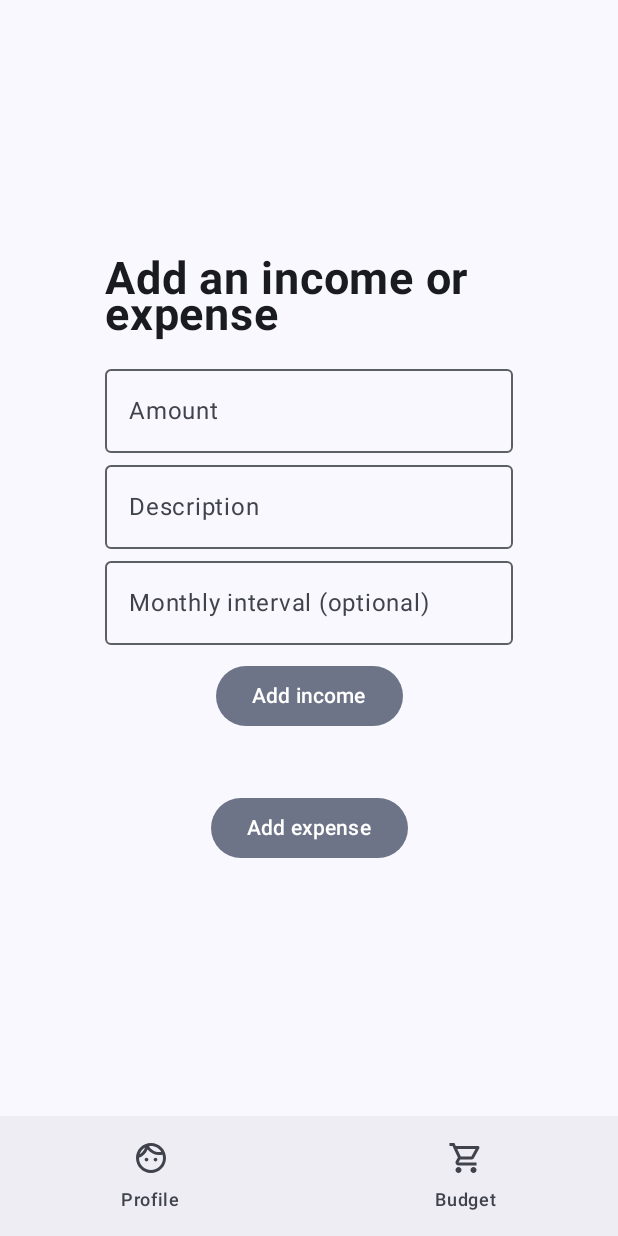
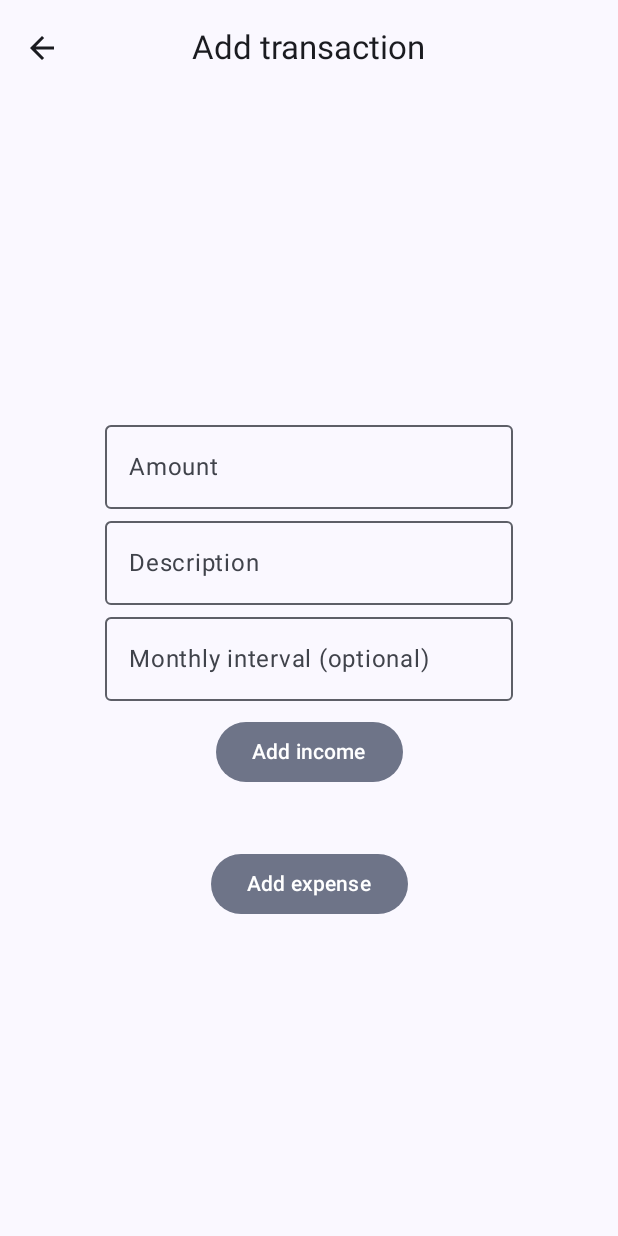
Before and after one commit to EP1210/Budget_Fox, an Android app built with Jetpack Compose: the TransactionScreen screen opened through its navigation route, on a phone screen of 412 x 824 dp. Run offline under Robolectric (Android 15) with nearby library versions, the phone set to English and light mode, and no system bars; our stand-ins replace Firebase (no records; nobody signed in at launch, a user with empty details on screens opened directly).

Commit message:
Added top app bar Refactored TransactionListScreen and TransactionScreen
Co-authored-by: EP1210 <erik.pfandler@stud.fh-campuswien.ac.at>

```diff
--- a/app/src/main/java/at/ac/fhcampuswien/budget_fox/models/Transaction.kt
+++ b/app/src/main/java/at/ac/fhcampuswien/budget_fox/models/Transaction.kt
@@ -6,5 +6,5 @@ data class Transaction(
     val uuid: String = "",
     val amount: Double = 0.0,
     val description: String = "",
-    val period: Period? = null // made period nullable to enable non periodical incomes
+    //val period: Period? = null // made period nullable to enable non periodical incomes //TODO: Period
 )
--- a/app/src/main/java/at/ac/fhcampuswien/budget_fox/navigation/Navigation.kt
+++ b/app/src/main/java/at/ac/fhcampuswien/budget_fox/navigation/Navigation.kt
@@ -49,7 +49,6 @@ fun Navigation() {
         composable(route = Screen.Transaction.route) {
             TransactionScreen(
                 navigationController = navigationController,
-                route = Screen.Transaction.route,
                 viewModel = userViewModel
             )
         }
--- a/app/src/main/java/at/ac/fhcampuswien/budget_fox/screens/TransactionScreen.kt
+++ b/app/src/main/java/at/ac/fhcampuswien/budget_fox/screens/TransactionScreen.kt
@@ -4,6 +4,10 @@ import androidx.compose.foundation.layout.Arrangement
 import androidx.compose.foundation.layout.Column
 import androidx.compose.foundation.layout.fillMaxSize
 import androidx.compose.foundation.layout.padding
+import androidx.compose.material.icons.Icons
+import androidx.compose.material.icons.automirrored.filled.ArrowBack
+import androidx.compose.material3.Icon
+import androidx.compose.material3.IconButton
 import androidx.compose.material3.Scaffold
 import androidx.compose.runtime.Composable
 import androidx.compose.ui.Alignment
@@ -18,6 +22,7 @@ import at.ac.fhcampuswien.budget_fox.widgets.SimpleButton
 import at.ac.fhcampuswien.budget_fox.widgets.SimpleField
 import at.ac.fhcampuswien.budget_fox.widgets.SimpleNumberField
 import at.ac.fhcampuswien.budget_fox.widgets.SimpleTitle
+import at.ac.fhcampuswien.budget_fox.widgets.SimpleTopAppBar
 import com.google.firebase.Firebase
 import com.google.firebase.auth.auth
 import java.time.Period
@@ -25,19 +30,18 @@ import java.time.Period
 @Composable
 fun TransactionScreen(
     navigationController: NavController,
-    route: String,
     viewModel: UserViewModel
 ) {
-    val userRepository = UserRepository()
-    val firebaseUser = Firebase.auth.currentUser
-
-
     Scaffold(
-        bottomBar = {
-            SimpleBottomNavigationBar(
-                navigationController = navigationController,
-                currentRoute = route
-            )
+        topBar = {
+            SimpleTopAppBar(title = "Add transaction") {
+                IconButton(onClick = { navigationController.popBackStack() }) {
+                    Icon(
+                        imageVector = Icons.AutoMirrored.Filled.ArrowBack,
+                        contentDescription = "Localized description"
+                    )
+                }
+            }
         }
     ) {
         Column(
@@ -48,10 +52,6 @@ fun TransactionScreen(
                 .padding(paddingValues = it)
                 .padding(horizontal = 70.dp)
         ) {
-            SimpleTitle(
-                title = "Add an income or expense"
-            )
-
             SimpleNumberField(
                 title = "Amount"
             ) { amount ->
--- a/app/src/main/java/at/ac/fhcampuswien/budget_fox/view_models/UserViewModel.kt
+++ b/app/src/main/java/at/ac/fhcampuswien/budget_fox/view_models/UserViewModel.kt
@@ -68,10 +68,10 @@ class UserViewModel : ViewModel() {
                 uuid = UUID.randomUUID().toString(),
                 amount = transactionAmount,
                 description = transactionDescription,
-                period = when {
+                /*period = when {
                     monthlyInterval.isNotBlank() -> Period.ofMonths(monthlyInterval.toInt())
                     else -> null
-                }
+                }*/ //TODO: Period
             )
             userRepository.insertTransaction(transaction = transaction, userId = firebaseUser.uid, onSuccess = {
                 user?.addTransaction(transaction)
--- /dev/null
+++ b/app/src/main/java/at/ac/fhcampuswien/budget_fox/widgets/SimpleTopAppBar.kt
@@ -0,0 +1,19 @@
+package at.ac.fhcampuswien.budget_fox.widgets
+
+import androidx.compose.material.icons.Icons
+import androidx.compose.material.icons.automirrored.filled.ArrowBack
+import androidx.compose.material3.CenterAlignedTopAppBar
+import androidx.compose.material3.ExperimentalMaterial3Api
+import androidx.compose.material3.Icon
+import androidx.compose.material3.IconButton
+import androidx.compose.material3.Text
+import androidx.compose.runtime.Composable
+
+@OptIn(ExperimentalMaterial3Api::class)
+@Composable
+fun SimpleTopAppBar(title: String, arrowBack: @Composable () -> Unit = {}) {
+    CenterAlignedTopAppBar(
+        title = { Text(title) },
+        navigationIcon = { arrowBack() }
+    )
+}
```
Also changed, not shown: app/src/main/java/at/ac/fhcampuswien/budget_fox/screens/TransactionListScreen.kt (+8 -4 lines), app/src/main/java/at/ac/fhcampuswien/budget_fox/widgets/TransactionListItem.kt (+9 -4 lines).
